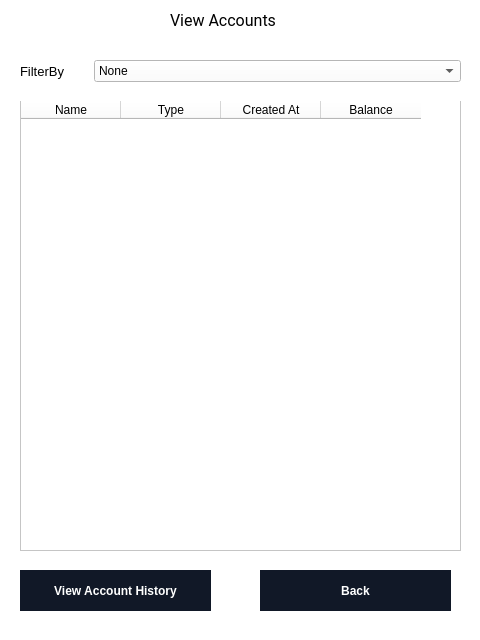
First picture: the form in UIs/UserViewAccounts.ui, repository ahmedsilat44/Ledger, before the edit.
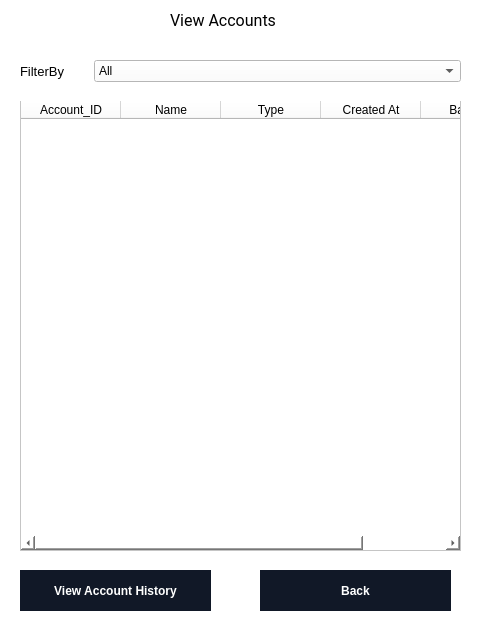
Second picture: the form after the edit.

```diff
--- a/UIs/UserViewAccounts.ui
+++ b/UIs/UserViewAccounts.ui
@@ -29,6 +29,11 @@
       <height>451</height>
      </rect>
     </property>
+    <column>
+     <property name="text">
+      <string>Account_ID</string>
+     </property>
+    </column>
     <column>
      <property name="text">
       <string>Name</string>
@@ -166,7 +171,7 @@
       <widget class="QComboBox" name="accountTypeComboBox">
        <item>
         <property name="text">
-         <string>None</string>
+         <string>All</string>
         </property>
        </item>
        <item>
```
